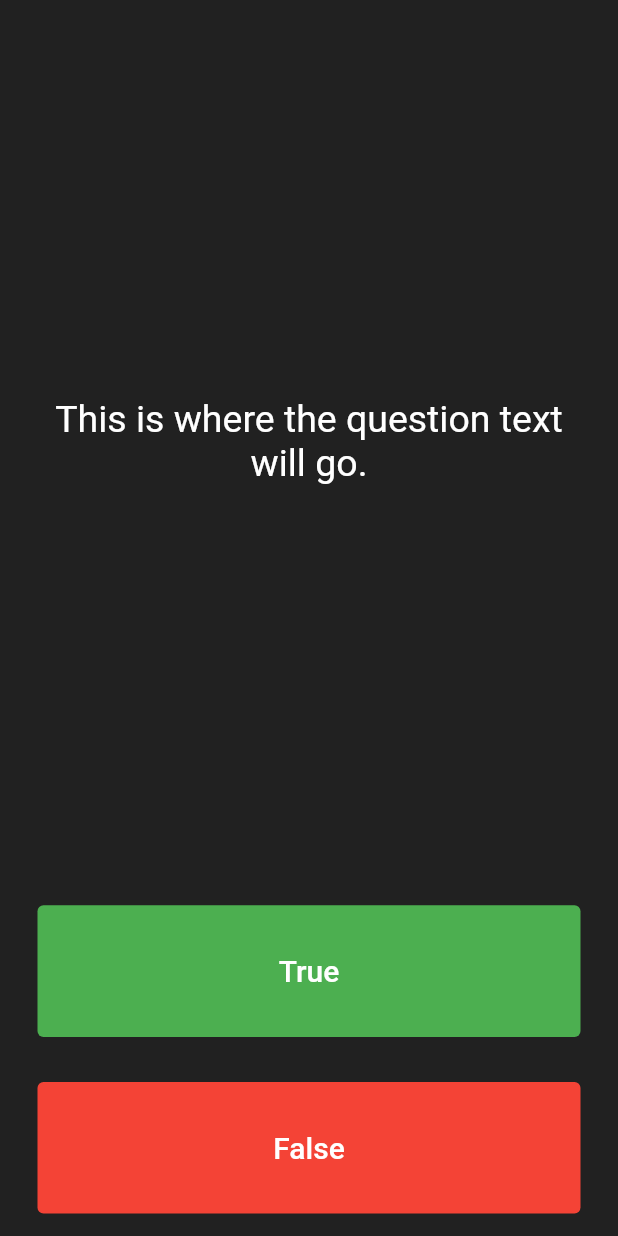
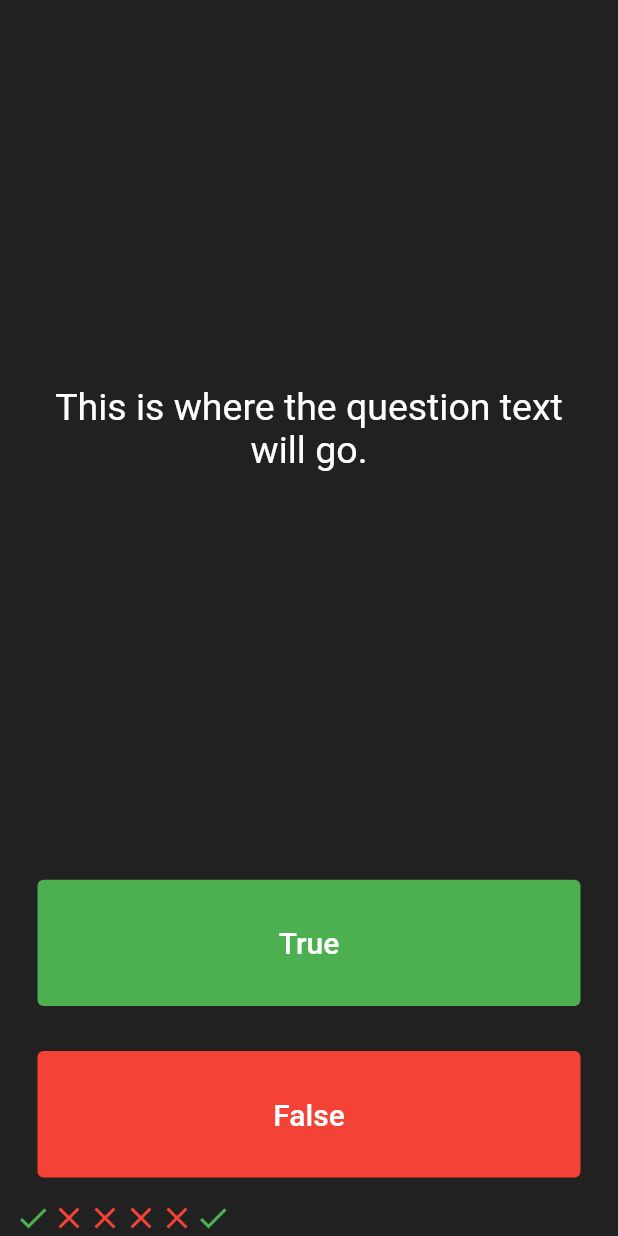
Before and after one commit to ahmed-mahraf/quizzler-flutter, a Flutter app: the screen it shows after launch, after a tap on "True", on a phone screen of 412 x 824 dp. Run offline on Flutter 3.47's test engine with Material 2 defaults, Android fonts, the phone set to English and light mode, and no system bars.

Commit message:
create a Score keeper

```diff
--- a/lib/main.dart
+++ b/lib/main.dart
@@ -25,6 +25,29 @@ class QuizPage extends StatefulWidget {
 }
 
 class _QuizPageState extends State<QuizPage> {
+  List<Icon> scoreKeeper = [
+    Icon(
+      Icons.check,
+      color: Colors.green,
+    ),
+    Icon(
+      Icons.close,
+      color: Colors.red,
+    ),
+    Icon(
+      Icons.close,
+      color: Colors.red,
+    ),
+    Icon(
+      Icons.close,
+      color: Colors.red,
+    ),
+    Icon(
+      Icons.close,
+      color: Colors.red,
+    ),
+  ];
+
   @override
   Widget build(BuildContext context) {
     return Column(
@@ -62,7 +85,14 @@ class _QuizPageState extends State<QuizPage> {
                 ),
               ),
               onPressed: () {
-                //The user picked true.
+                setState(() {
+                  scoreKeeper.add(
+                    Icon(
+                      Icons.check,
+                      color: Colors.green,
+                    ),
+                  );
+                });
               },
             ),
           ),
@@ -82,12 +112,21 @@ class _QuizPageState extends State<QuizPage> {
                 ),
               ),
               onPressed: () {
-                //The user picked false.
+                setState(() {
+                  scoreKeeper.add(
+                    Icon(
+                      Icons.close,
+                      color: Colors.red,
+                    ),
+                  );
+                });
               },
             ),
           ),
         ),
-        //TODO: Add a Row here as your score keeper
+        Row(
+          children: scoreKeeper,
+        ),
       ],
     );
   }
```
